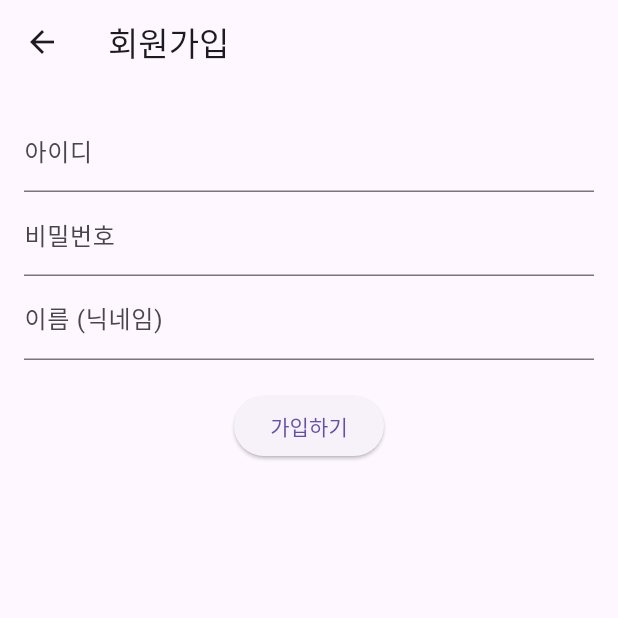
After one commit to feather2308/5700Letter, a Flutter app: the LoginScreen screen opened directly, after a tap on "계정이 없으신가요? 회원가입", on a phone screen of 412 x 824 dp, the top half of it. The commit adds this screen. Run offline on Flutter 3.47's test engine with Material 3 defaults, Android fonts, the phone set to English and light mode, and no system bars; our stand-ins replace dio, firebase_core, firebase_messaging, flutter_dotenv, flutter_local_notifications, flutter_secure_storage and 2 more; accounts and stored records are empty.

Commit message:
보안 5단계 진행

```diff
--- a/flutter/lib/main.dart
+++ b/flutter/lib/main.dart
@@ -4,10 +4,11 @@ import 'package:provider/provider.dart';
 import 'providers/auth_provider.dart';
 import 'package:firebase_core/firebase_core.dart';
 import 'package:firebase_messaging/firebase_messaging.dart';
-import 'package:flutter/material.dart';
 import 'package:flutter_dotenv/flutter_dotenv.dart';
 import 'services/notification_service.dart';
 import 'screens/home_screen.dart';
+import 'screens/login_screen.dart';
+import 'screens/splash_screen.dart';
 
 @pragma('vm:entry-point')
 Future<void> _firebaseMessagingBackgroundHandler(RemoteMessage message) async {
@@ -43,19 +44,26 @@ class MyApp extends StatelessWidget {
   Widget build(BuildContext context) {
     return MaterialApp(
       title: '5700 Letter',
-      debugShowCheckedModeBanner: false,
-      theme: ThemeData(
-        primaryColor: const Color(0xFFF7E600),
-        scaffoldBackgroundColor: const Color(0xFFFFF9C4), // 연한 노랑 배경
-        appBarTheme: const AppBarTheme(
-          backgroundColor: Colors.transparent,
-          elevation: 0,
-          titleTextStyle: TextStyle(color: Colors.black, fontWeight: FontWeight.bold, fontSize: 20),
-          iconTheme: IconThemeData(color: Colors.black),
-        ),
+      theme: ThemeData(primarySwatch: Colors.amber),
+      // [핵심] Provider의 상태에 따라 첫 화면 결정
+      home: Consumer<AuthProvider>(
+        builder: (context, auth, child) {
+          // 1. 앱이 막 켜져서 토큰 확인 중일 때 -> 스플래시 화면
+          // (AuthProvider에 isChecking 변수를 추가하면 더 정교하지만, 여기선 간단히 처리)
+          return FutureBuilder(
+            future: auth.checkLoginStatus(), // 자동 로그인 체크 함수 호출
+            builder: (context, snapshot) {
+              // 로딩 중이면 스플래시 화면 표시
+              if (snapshot.connectionState == ConnectionState.waiting) {
+                return const SplashScreen();
+              }
+
+              // 체크 끝남 -> 로그인 되어있으면 홈, 아니면 로그인 화면
+              return auth.isAuthenticated ? const HomeScreen() : const LoginScreen();
+            },
+          );
+        },
       ),
-      // [변경] MainScreen 대신 HomeScreen을 바로 시작
-      home: const HomeScreen(),
     );
   }
 }
--- /dev/null
+++ b/flutter/lib/screens/login_screen.dart
@@ -0,0 +1,87 @@
+import 'package:flutter/material.dart';
+import 'package:provider/provider.dart';
+import 'package:dio/dio.dart'; // 에러 처리를 위해 필요
+import '../providers/auth_provider.dart';
+import '../services/dio_client.dart'; // API 호출용 (직접 호출 시)
+import 'signup_screen.dart';
+
+class LoginScreen extends StatefulWidget {
+  const LoginScreen({super.key});
+
+  @override
+  State<LoginScreen> createState() => _LoginScreenState();
+}
+
+class _LoginScreenState extends State<LoginScreen> {
+  final _usernameController = TextEditingController();
+  final _passwordController = TextEditingController();
+  final _dio = DioClient().dio; // 로그인 요청은 Provider 내부 로직 또는 여기서 직접 호출
+
+  void _tryLogin() async {
+    final username = _usernameController.text;
+    final password = _passwordController.text;
+
+    if (username.isEmpty || password.isEmpty) return;
+
+    try {
+      // 1. 백엔드 로그인 API 호출
+      final response = await _dio.post('/auth/login', data: {
+        'username': username,
+        'password': password,
+      });
+
+      // 2. 응답에서 토큰 추출
+      final token = response.data['token'];
+
+      // 3. Provider를 통해 로그인 상태 업데이트 (화면이 자동으로 홈으로 바뀜)
+      if (mounted) {
+        await Provider.of<AuthProvider>(context, listen: false).login(token);
+      }
+    } on DioException catch (e) {
+      // 에러 처리 (알림창 등)
+      ScaffoldMessenger.of(context).showSnackBar(
+        const SnackBar(content: Text('로그인 실패: 아이디 또는 비밀번호를 확인하세요.')),
+      );
+    }
+  }
+
+  @override
+  Widget build(BuildContext context) {
+    return Scaffold(
+      body: Padding(
+        padding: const EdgeInsets.all(16.0),
+        child: Column(
+          mainAxisAlignment: MainAxisAlignment.center,
+          children: [
+            const Text("로그인", style: TextStyle(fontSize: 24, fontWeight: FontWeight.bold)),
+            const SizedBox(height: 30),
+            TextField(
+              controller: _usernameController,
+              decoration: const InputDecoration(labelText: "아이디"),
+            ),
+            TextField(
+              controller: _passwordController,
+              decoration: const InputDecoration(labelText: "비밀번호"),
+              obscureText: true,
+            ),
+            const SizedBox(height: 20),
+            ElevatedButton(
+              onPressed: _tryLogin,
+              child: const Text("로그인"),
+            ),
+            TextButton(
+              onPressed: () {
+                // 회원가입 화면으로 이동
+                Navigator.push(
+                  context,
+                  MaterialPageRoute(builder: (context) => const SignupScreen()),
+                );
+              },
+              child: const Text("계정이 없으신가요? 회원가입"),
+            )
+          ],
+        ),
+      ),
+    );
+  }
+}
--- /dev/null
+++ b/flutter/lib/screens/signup_screen.dart
@@ -0,0 +1,70 @@
+import 'package:flutter/material.dart';
+import 'package:dio/dio.dart';
+import '../services/dio_client.dart';
+
+class SignupScreen extends StatefulWidget {
+  const SignupScreen({super.key});
+
+  @override
+  State<SignupScreen> createState() => _SignupScreenState();
+}
+
+class _SignupScreenState extends State<SignupScreen> {
+  final _usernameController = TextEditingController();
+  final _passwordController = TextEditingController();
+  final _nameController = TextEditingController();
+  final _dio = DioClient().dio;
+
+  void _trySignup() async {
+    try {
+      await _dio.post('/auth/signup', data: {
+        'username': _usernameController.text,
+        'password': _passwordController.text,
+        'name': _nameController.text,
+      });
+
+      if (mounted) {
+        ScaffoldMessenger.of(context).showSnackBar(
+          const SnackBar(content: Text('회원가입 성공! 로그인해주세요.')),
+        );
+        Navigator.pop(context); // 로그인 화면으로 복귀
+      }
+    } on DioException catch (e) {
+      ScaffoldMessenger.of(context).showSnackBar(
+        const SnackBar(content: Text('회원가입 실패: 이미 존재하는 아이디거나 오류가 발생했습니다.')),
+      );
+    }
+  }
+
+  @override
+  Widget build(BuildContext context) {
+    return Scaffold(
+      appBar: AppBar(title: const Text("회원가입")),
+      body: Padding(
+        padding: const EdgeInsets.all(16.0),
+        child: Column(
+          children: [
+            TextField(
+              controller: _usernameController,
+              decoration: const InputDecoration(labelText: "아이디"),
+            ),
+            TextField(
+              controller: _passwordController,
+              decoration: const InputDecoration(labelText: "비밀번호"),
+              obscureText: true,
+            ),
+            TextField(
+              controller: _nameController,
+              decoration: const InputDecoration(labelText: "이름 (닉네임)"),
+            ),
+            const SizedBox(height: 20),
+            ElevatedButton(
+              onPressed: _trySignup,
+              child: const Text("가입하기"),
+            ),
+          ],
+        ),
+      ),
+    );
+  }
+}
```
Also changed, not shown: flutter/lib/screens/splash_screen.dart (added, +24 -0 lines).
